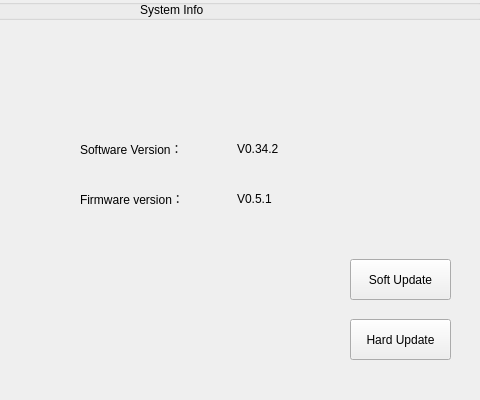
Qt form setwindow.ui (SnakStar/QT-200) before a commit; both pictures show x 320 to 800 and y 0 to 400 of the 800 by 400 pixel window.
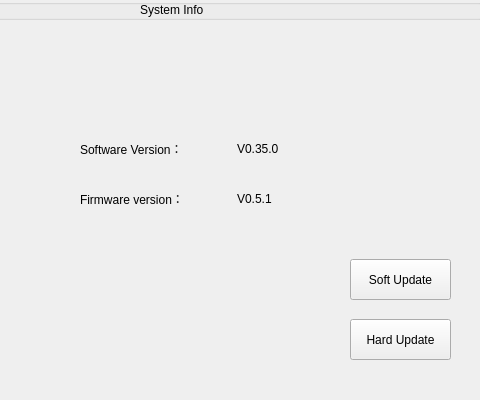
The same form after that commit. Icons and pictures are not drawn.

The edit to the form file:
```diff
--- a/setwindow.ui
+++ b/setwindow.ui
@@ -738,7 +738,7 @@
       </rect>
      </property>
      <property name="text">
-      <string>V0.34.2</string>
+      <string>V0.35.0</string>
      </property>
     </widget>
     <widget class="QLabel" name="lbHardNum">
```
